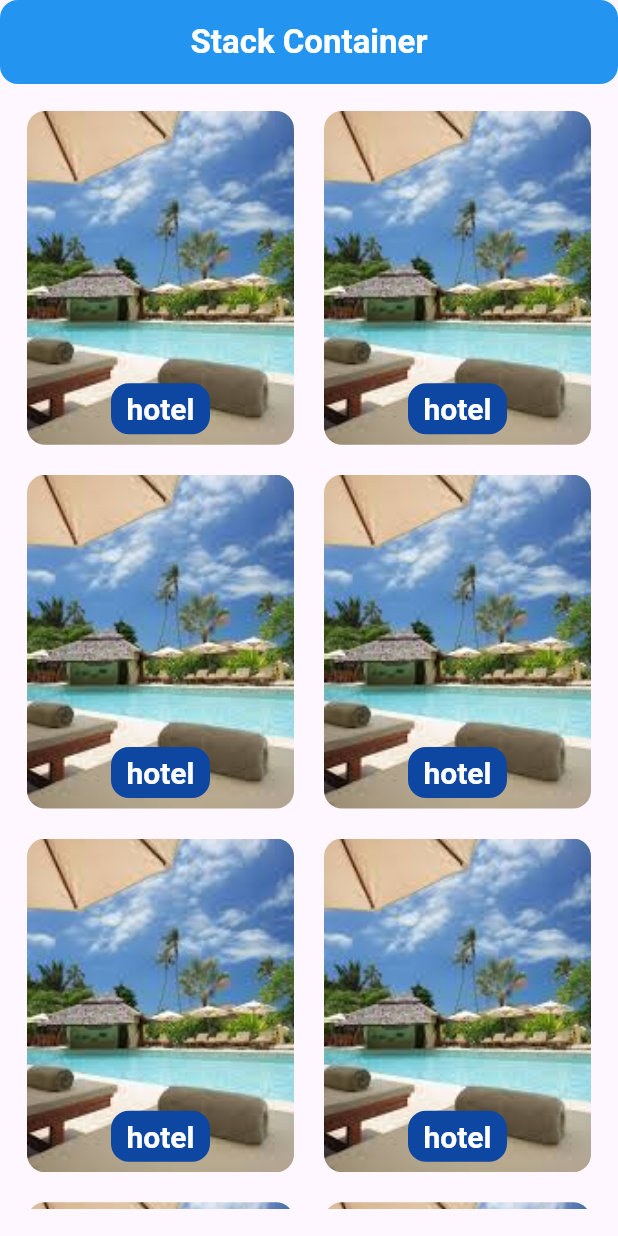
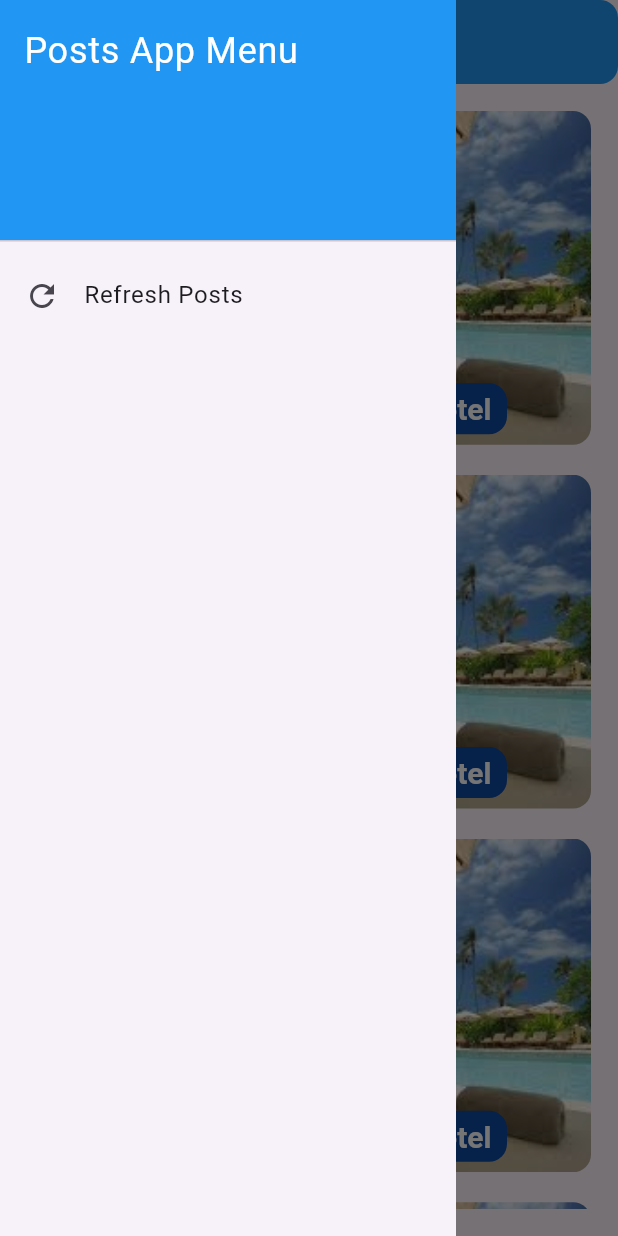
Before and after one commit to AhmedShaltout85/test_app, a Flutter app: the screen it shows after launch, with the side drawer open (before the commit the screen has no drawer), on a phone screen of 412 x 824 dp. Run offline on Flutter 3.47's test engine with Material 3 defaults, Android fonts, the phone set to English and light mode, and no system bars; our stand-ins replace bloc, dio, flutter_bloc, pdf, printing.

Commit message:
Last-Update: 2025-11-15

```diff
--- a/lib/bloc_training/view/post_with_bloc.dart
+++ b/lib/bloc_training/view/post_with_bloc.dart
@@ -166,6 +166,7 @@ class _PostsPageState extends State<PostsPage> {
         },
         child: const Icon(Icons.add),
       ),
+
     );
   }
 
--- a/lib/bloc_training/view/stack_container.dart
+++ b/lib/bloc_training/view/stack_container.dart
@@ -100,6 +100,35 @@ class StackContainer extends StatelessWidget {
       //   ),
       // ),
       // ),
+      drawer: Drawer(
+        shape: const RoundedRectangleBorder(
+          borderRadius: BorderRadius.zero, // Remove rounded corners
+        ),
+        child: ListView(
+          padding: EdgeInsets.zero,
+          children: [
+            const DrawerHeader(
+              decoration: BoxDecoration(
+                color: Colors.blue,
+              ),
+              child: Text(
+                'Posts App Menu',
+                style: TextStyle(
+                  color: Colors.white,
+                  fontSize: 24,
+                ),
+              ),
+            ),
+            ListTile(
+              leading: const Icon(Icons.refresh),
+              title: const Text('Refresh Posts'),
+              onTap: () {
+                Navigator.pop(context); // Close the drawer
+              },
+            ),
+          ],
+        ),
+      ),
     );
   }
 }
```
Also changed, not shown: lib/bloc_training/view/detail_screen.dart (added, +42 -0 lines), lib/common_widgets/gird_item/grid_view_item.dart (+13 -0 lines).
